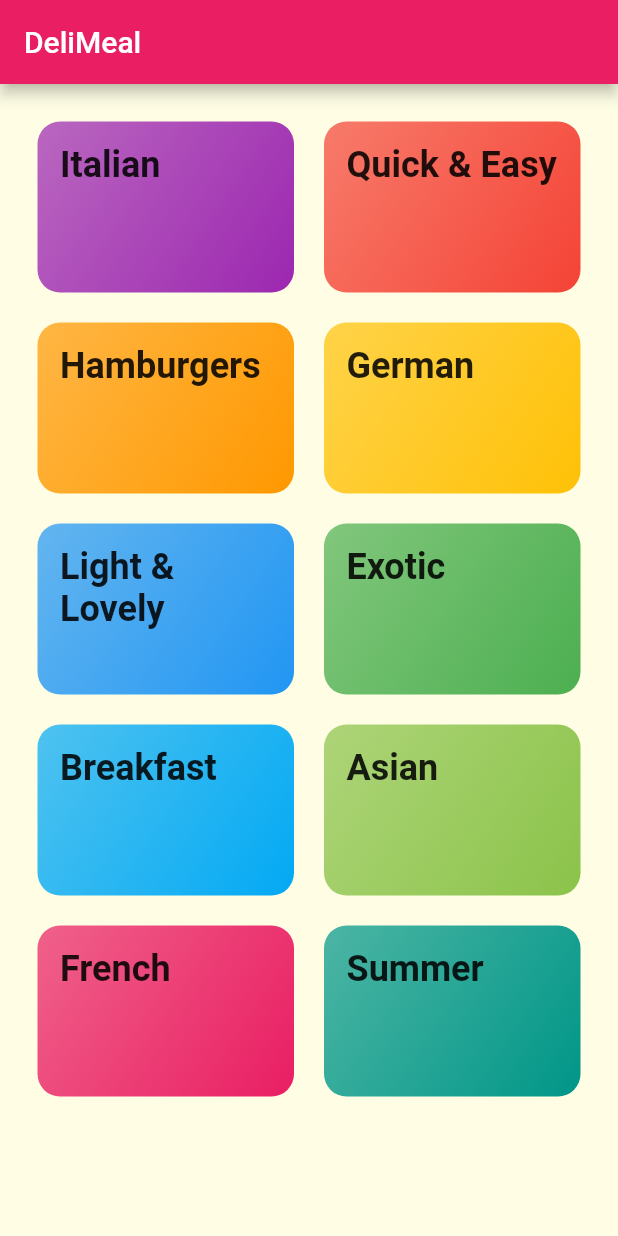
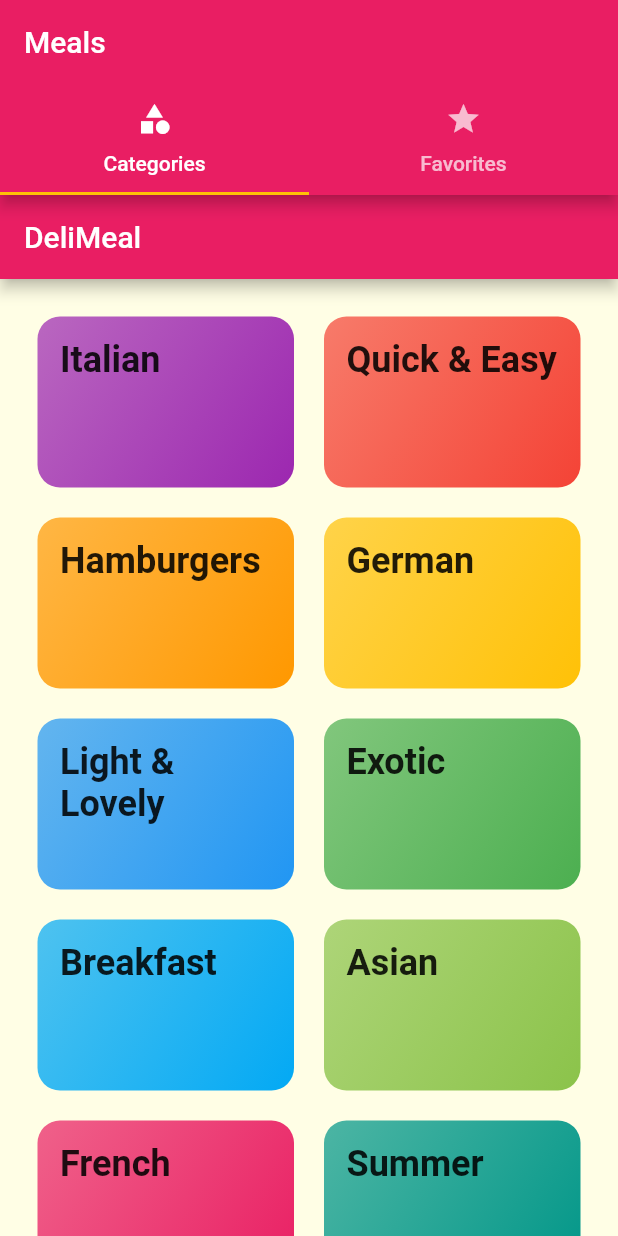
Before and after one commit to anawatj/meal-app, a Flutter app: the screen it shows after launch, on a phone screen of 412 x 824 dp. Run offline on Flutter 3.47's test engine with Material 2 defaults, Android fonts, the phone set to English and light mode, and no system bars; Roboto replaces fonts that are missing (Raleway, RobotoCondensed).

Commit message:
Adding a TabBar to the Appbar

```diff
--- a/lib/main.dart
+++ b/lib/main.dart
@@ -1,6 +1,7 @@
 import 'package:flutter/material.dart';
 import 'package:mealapp/screens/category_meals_screen.dart';
 import 'package:mealapp/screens/meal_detail_screen.dart';
+import 'package:mealapp/screens/tabs_screen.dart';
 import 'screens/categories_screen.dart';
 
 void main() => runApp(MyApp());
@@ -26,7 +27,7 @@ class MyApp extends StatelessWidget {
       //home: CategoriesScreen(),
       initialRoute: '/',
       routes: {
-        '/': (ctx) => CategoriesScreen(),
+        '/': (ctx) => TabsScreen(),
         CategoryMealsScreen.routeName: (ctx) => CategoryMealsScreen(),
         MealDetailScreen.routeName: (ctx) => MealDetailScreen()
       },
--- /dev/null
+++ b/lib/screens/favorites_screen.dart
@@ -0,0 +1,12 @@
+import 'package:flutter/material.dart';
+
+import 'package:flutter/material.dart';
+
+class FavoritesScreen extends StatelessWidget {
+  @override
+  Widget build(BuildContext context) {
+    return Center(
+      child: Text("The Favorites"),
+    );
+  }
+}
--- /dev/null
+++ b/lib/screens/tabs_screen.dart
@@ -0,0 +1,44 @@
+import 'package:flutter/material.dart';
+
+import 'package:flutter/material.dart';
+import 'package:mealapp/screens/categories_screen.dart';
+import 'package:mealapp/screens/favorites_screen.dart';
+
+class TabsScreen extends StatefulWidget {
+  @override
+  State<StatefulWidget> createState() => _TabsScreenState();
+}
+
+class _TabsScreenState extends State<TabsScreen> {
+  void onTab() {}
+  @override
+  Widget build(BuildContext context) {
+    return DefaultTabController(
+      length: 2,
+      initialIndex: 0,
+      child: Scaffold(
+        appBar: AppBar(
+          title: Text("Meals"),
+          bottom: TabBar(
+            tabs: <Widget>[
+              Tab(
+                icon: Icon(Icons.category),
+                text: "Categories",
+              ),
+              Tab(
+                icon: Icon(Icons.star),
+                text: "Favorites",
+              )
+            ],
+          ),
+        ),
+        body: TabBarView(
+          children: <Widget>[
+            CategoriesScreen(),
+            FavoritesScreen(),
+          ],
+        ),
+      ),
+    );
+  }
+}
```
